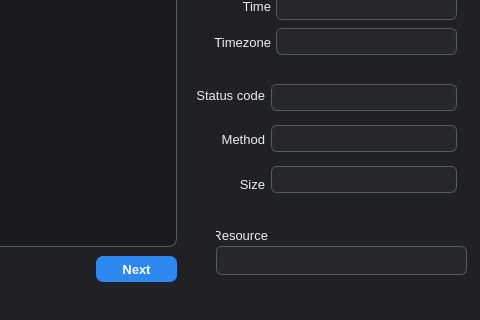
This is lab8/src/app/gui/main_window.ui in LimelelePL/Studia as Qt 5 draws it before an edit; both pictures show x 314 to 794 and y 234 to 554 of the 794 by 554 pixel window. The edited form follows.
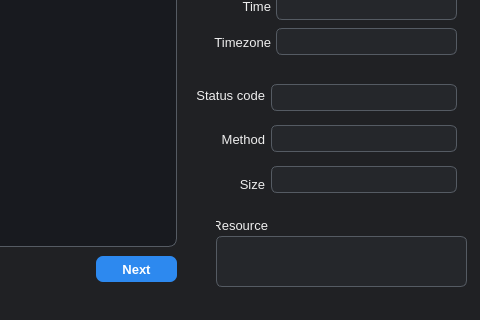
This is the edited form.

```diff
--- a/lab8/src/app/gui/main_window.ui
+++ b/lab8/src/app/gui/main_window.ui
@@ -32,7 +32,7 @@
     background: transparent;
 }
 
-QLineEdit {
+QLineEdit, QPlainTextEdit {
     background-color: #2b2d31;
     color: #f2f2f2;
     border: 1px solid #555b63;
@@ -40,7 +40,7 @@
     padding: 4px 6px;
 }
 
-QLineEdit:read-only {
+QLineEdit:read-only, QPlainTextEdit:read-only {
     background-color: #25272b;
     color: #dcdcdc;
 }
@@ -417,7 +417,7 @@
     <property name="geometry">
      <rect>
       <x>530</x>
-      <y>460</y>
+      <y>450</y>
       <width>52</width>
       <height>18</height>
      </rect>
@@ -429,13 +429,13 @@
      <set>Qt::AlignmentFlag::AlignRight|Qt::AlignmentFlag::AlignTrailing|Qt::AlignmentFlag::AlignVCenter</set>
     </property>
    </widget>
-   <widget class="QLineEdit" name="resourceLineEdit">
+   <widget class="QPlainTextEdit" name="resourcePlainTextEdit">
     <property name="geometry">
      <rect>
       <x>530</x>
-      <y>480</y>
+      <y>470</y>
       <width>251</width>
-      <height>29</height>
+      <height>51</height>
      </rect>
     </property>
     <property name="font">
@@ -444,11 +444,20 @@
       <pointsize>10</pointsize>
      </font>
     </property>
+    <property name="verticalScrollBarPolicy">
+     <enum>Qt::ScrollBarPolicy::ScrollBarAsNeeded</enum>
+    </property>
+    <property name="horizontalScrollBarPolicy">
+     <enum>Qt::ScrollBarPolicy::ScrollBarAsNeeded</enum>
+    </property>
+    <property name="lineWrapMode">
+     <enum>QPlainTextEdit::LineWrapMode::NoWrap</enum>
+    </property>
     <property name="readOnly">
      <bool>true</bool>
     </property>
    </widget>
-   <widget class="QWidget" name="">
+   <widget class="QWidget" name="layoutWidget">
     <property name="geometry">
      <rect>
       <x>510</x>
```
